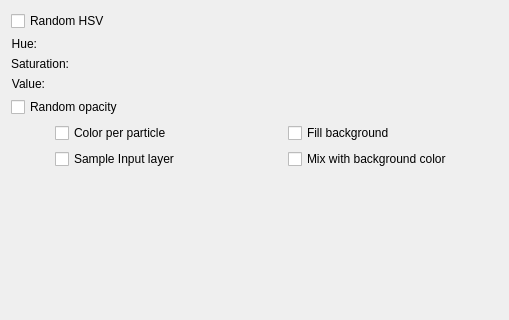
Before: the Qt Designer form plugins/paintops/libpaintop/forms/wdgcoloroptions.ui in KDE/krita, drawn with Qt 5.
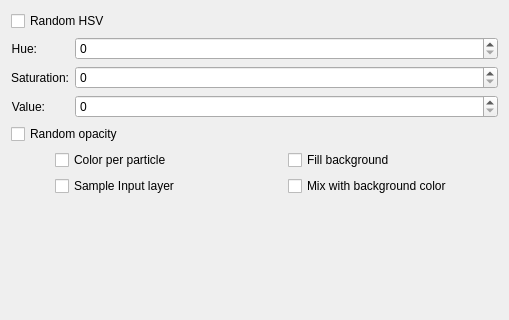
After: the same form once the commit is applied. Custom widgets are drawn as their Qt base class.

Commit message:
ui: Fix Designer not rendering KisSliderSpinBox as QSpinBox
Part-of: <https://invent.kde.org/graphics/krita/-/merge_requests/1742>

Diff of the .ui file:
```diff
--- a/plugins/paintops/libpaintop/forms/wdgcoloroptions.ui
+++ b/plugins/paintops/libpaintop/forms/wdgcoloroptions.ui
@@ -217,7 +217,7 @@
  <customwidgets>
   <customwidget>
    <class>KisSliderSpinBox</class>
-   <extends>QWidget</extends>
+   <extends>QSpinBox</extends>
    <header>kis_slider_spin_box.h</header>
    <container>1</container>
   </customwidget>
```
The commit also changes 45 other files.
